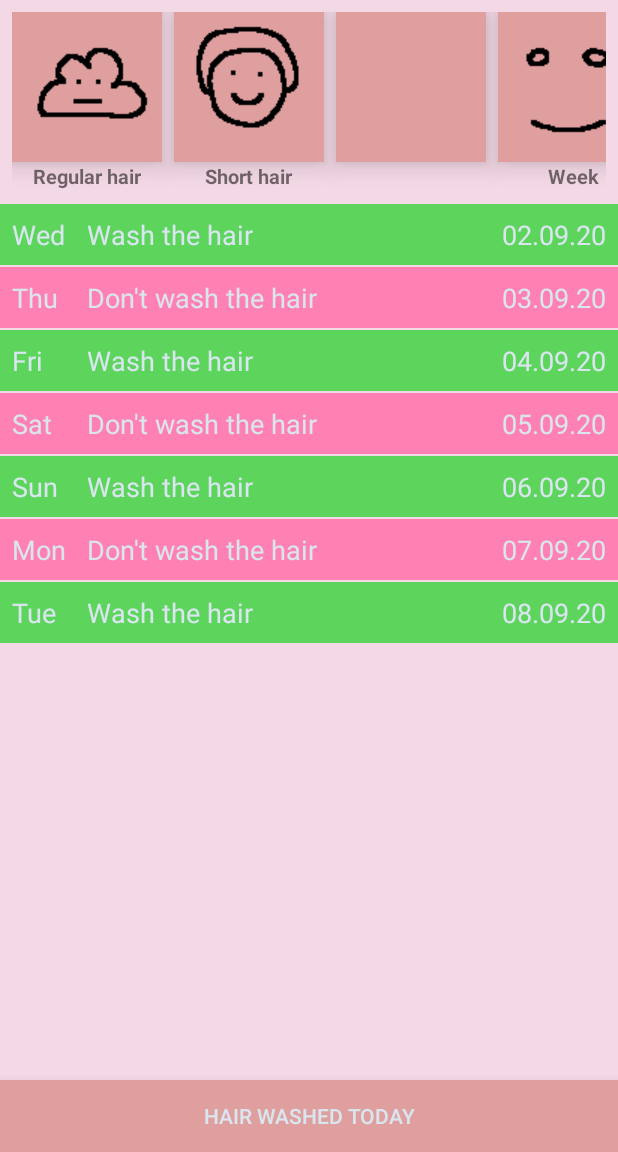
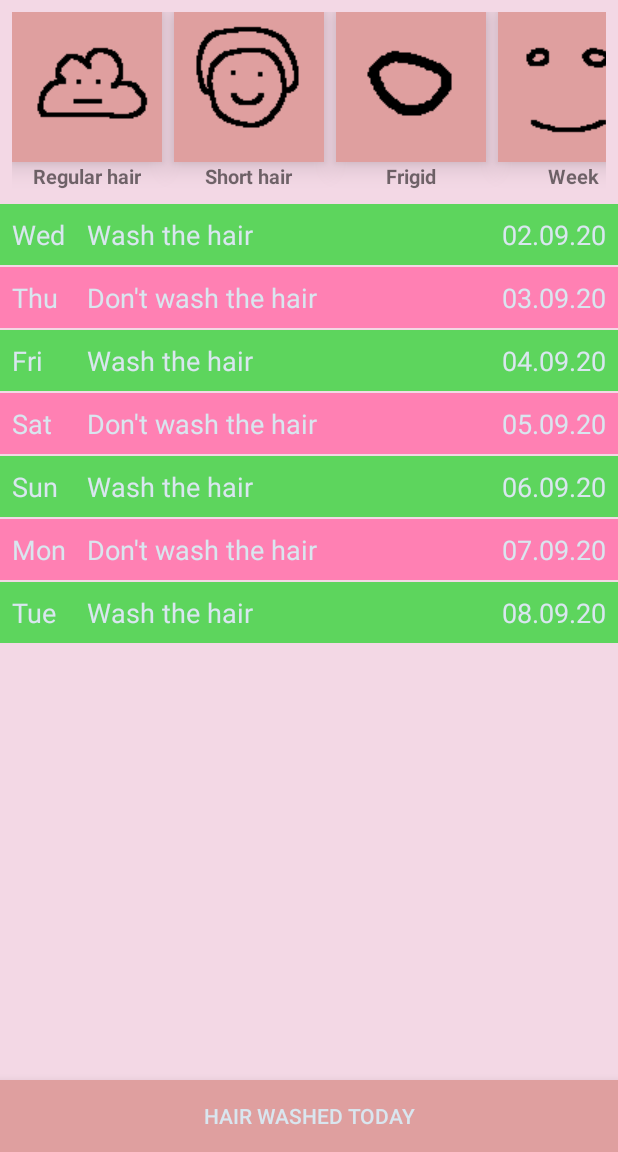
Before and after one commit to viacheslav-chugunov/hair-washing, an Android app: the screen it shows after launch (HomeActivity), after a tap on an icon or button, on a phone screen of 412 x 824 dp, the part 84-1236 px from its top. Run offline under Robolectric (Android 15) with nearby library versions, the phone set to English and light mode, and no system bars.

Commit message:
added new setup button

```diff
--- a/app/src/main/java/io/hairwashing/structure/fragment/SetupFragment.kt
+++ b/app/src/main/java/io/hairwashing/structure/fragment/SetupFragment.kt
@@ -30,12 +30,15 @@ class SetupFragment : Fragment() {
         updateTypeButtonImage()
         updateTimeRangeButtonImage()
         updateLengthButtonImage()
+        updateClimateButtonImage()
         updateTypeTextView()
         updateTimeRangeTextView()
         updateLengthTextView()
+        updateClimateTextView()
         hair_type_button.setOnClickListener { onClickTypeButton() }
         time_range_button.setOnClickListener { onClickTimeRangeButton() }
         hair_length_button.setOnClickListener { onClickLengthButton() }
+        hair_climate_button.setOnClickListener { onClickClimateButton() }
     }
 
     private fun updateTypeButtonImage() {
@@ -65,6 +68,15 @@ class SetupFragment : Fragment() {
         hair_length_button.setImageDrawable(context?.getDrawable(drawableRes))
     }
 
+    private fun updateClimateButtonImage() {
+        val drawableRes = when(hair.climate) {
+            Hair.Climate.FRIGID -> R.drawable.frigid_climate
+            Hair.Climate.SIMPLE -> R.drawable.simple_climate
+            else -> R.drawable.hot_climate
+        }
+        hair_climate_button.setImageDrawable(context?.getDrawable(drawableRes))
+    }
+
     private fun updateTypeTextView() {
         val stringRes = when(hair.type) {
             Hair.Type.DRY -> R.string.dry_hair
@@ -92,26 +104,44 @@ class SetupFragment : Fragment() {
         hair_length_text_view.text = getString(stringRes)
     }
 
+    private fun updateClimateTextView() {
+        val stringRes = when(hair.climate) {
+            Hair.Climate.FRIGID -> R.string.frigid_climate
+            Hair.Climate.SIMPLE -> R.string.simple_climate
+            else -> R.string.hot_climate
+        }
+        hair_climate_text_view.text = getString(stringRes)
+    }
+
     private fun onClickTypeButton() {
         hair.switchTypeToNext()
         updateTypeButtonImage()
         updateTypeTextView()
-        listener?.updateConfig()
-        listener?.updateWeeklyAdapter()
+        callUpdatesFromListener()
     }
 
     private fun onClickTimeRangeButton() {
         timeRange = timeRange.getNext()
         updateTimeRangeButtonImage()
         updateTimeRangeTextView()
-        listener?.updateConfig()
-        listener?.updateWeeklyAdapter()
+        callUpdatesFromListener()
     }
 
     private fun onClickLengthButton() {
         hair.switchLengthToNext()
         updateLengthButtonImage()
         updateLengthTextView()
+        callUpdatesFromListener()
+    }
+
+    private fun onClickClimateButton() {
+        hair.switchClimateToNext()
+        updateClimateButtonImage()
+        updateClimateTextView()
+        callUpdatesFromListener()
+    }
+
+    private fun callUpdatesFromListener() {
         listener?.updateConfig()
         listener?.updateWeeklyAdapter()
     }
--- a/app/src/main/res/values/strings.xml
+++ b/app/src/main/res/values/strings.xml
@@ -10,6 +10,9 @@
     <string name="short_hair">Short hair</string>
     <string name="middle_hair">Middle hair</string>
     <string name="long_hair">Long hair</string>
+    <string name="frigid_climate">Frigid</string>
+    <string name="simple_climate">Simple</string>
+    <string name="hot_climate">Hot</string>
     <string name="one_week">Week</string>
     <string name="two_weeks">2 weeks</string>
     <string name="month">Month</string>
```
Also changed, not shown: app/src/main/res/drawable/frigid_climate.png (added), app/src/main/res/drawable/hot_climate.png (added), app/src/main/res/drawable/simple_climate.png (added), 1 other file.
